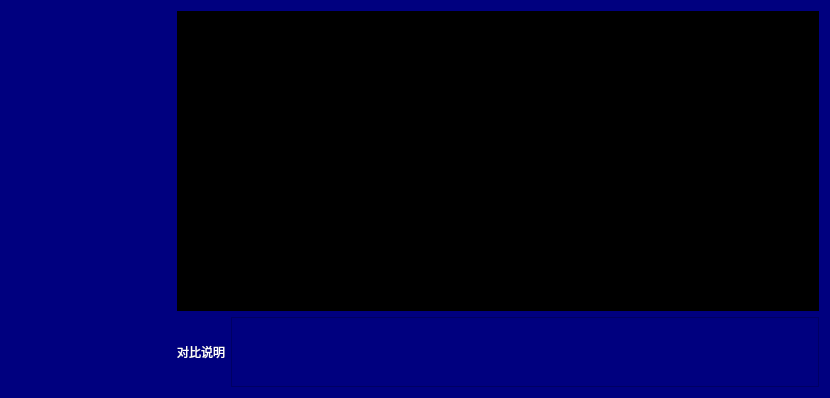
The window that history_page.ui (LiYangDoYourself/keypoints_diff) describes before a commit, drawn with Qt 5.
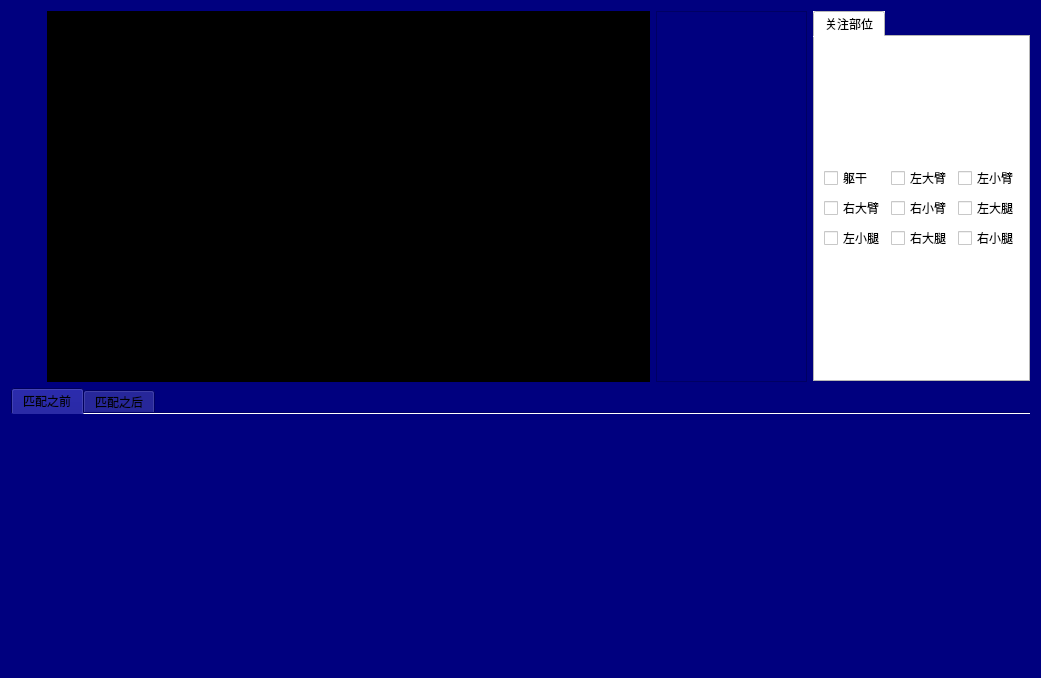
The same window after the commit. Custom widgets are drawn as their Qt base class.

What changed in the file:
```diff
--- a/history_page.ui
+++ b/history_page.ui
@@ -6,8 +6,8 @@
    <rect>
     <x>0</x>
     <y>0</y>
-    <width>830</width>
-    <height>398</height>
+    <width>1041</width>
+    <height>678</height>
    </rect>
   </property>
   <property name="windowTitle">
@@ -18,45 +18,333 @@
 color: rgb(255, 255, 255);
 font: 14pt &quot;Agency FB&quot;;</string>
   </property>
-  <layout class="QHBoxLayout" name="horizontalLayout_3" stretch="1,4">
+  <layout class="QVBoxLayout" name="verticalLayout_7">
    <item>
-    <layout class="QVBoxLayout" name="verticalLayout_3">
+    <layout class="QVBoxLayout" name="verticalLayout_6" stretch="4,3">
      <item>
-      <widget class="QWidget" name="widget_2" native="true"/>
+      <layout class="QHBoxLayout" name="horizontalLayout" stretch="1,20,5,1">
+       <item>
+        <layout class="QVBoxLayout" name="verticalLayout_3">
+         <item>
+          <widget class="QWidget" name="widget_2" native="true"/>
+         </item>
+        </layout>
+       </item>
+       <item>
+        <layout class="QVBoxLayout" name="verticalLayout_2">
+         <item>
+          <widget class="QWidget" name="widget" native="true">
+           <property name="styleSheet">
+            <string notr="true">background-color: rgb(0, 0, 0);</string>
+           </property>
+          </widget>
+         </item>
+        </layout>
+       </item>
+       <item>
+        <layout class="QVBoxLayout" name="verticalLayout_4">
+         <item>
+          <widget class="QTextEdit" name="textEdit"/>
+         </item>
+        </layout>
+       </item>
+       <item>
+        <layout class="QVBoxLayout" name="verticalLayout_5">
+         <item>
+          <widget class="QTabWidget" name="tabWidget_2">
+           <property name="styleSheet">
+            <string notr="true">background-color: rgb(255, 255, 255);
+color: rgb(0, 0, 0);</string>
+           </property>
+           <property name="currentIndex">
+            <number>0</number>
+           </property>
+           <widget class="QWidget" name="tab_3">
+            <attribute name="title">
+             <string>关注部位</string>
+            </attribute>
+            <layout class="QVBoxLayout" name="verticalLayout_10">
+             <item>
+              <layout class="QGridLayout" name="gridLayout_3" rowstretch="0,0,0">
+               <item row="0" column="1">
+                <widget class="QCheckBox" name="checkBox_leftbigarm">
+                 <property name="text">
+                  <string>左大臂</string>
+                 </property>
+                </widget>
+               </item>
+               <item row="0" column="0">
+                <widget class="QCheckBox" name="checkBox_body">
+                 <property name="text">
+                  <string>躯干</string>
+                 </property>
+                </widget>
+               </item>
+               <item row="0" column="2">
+                <widget class="QCheckBox" name="checkBox_leftsmallarm">
+                 <property name="text">
+                  <string>左小臂</string>
+                 </property>
+                </widget>
+               </item>
+               <item row="1" column="0">
+                <widget class="QCheckBox" name="checkBox_rightbigarm">
+                 <property name="text">
+                  <string>右大臂</string>
+                 </property>
+                </widget>
+               </item>
+               <item row="1" column="1">
+                <widget class="QCheckBox" name="checkBox_rightsmallarm">
+                 <property name="text">
+                  <string>右小臂</string>
+                 </property>
+                </widget>
+               </item>
+               <item row="1" column="2">
+                <widget class="QCheckBox" name="checkBox_leftbigleg">
+                 <property name="text">
+                  <string>左大腿</string>
+                 </property>
+                </widget>
+               </item>
+               <item row="2" column="2">
+                <widget class="QCheckBox" name="checkBox_rightsmallleg">
+                 <property name="text">
+                  <string>右小腿</string>
+                 </property>
+                </widget>
+               </item>
+               <item row="2" column="0">
+                <widget class="QCheckBox" name="checkBox_leftsmallleg">
+                 <property name="text">
+                  <string>左小腿</string>
+                 </property>
+                </widget>
+               </item>
+               <item row="2" column="1">
+                <widget class="QCheckBox" name="checkBox_rightbigleg">
+                 <property name="text">
+                  <string>右大腿</string>
+                 </property>
+                </widget>
+               </item>
+              </layout>
+             </item>
+            </layout>
+           </widget>
+          </widget>
+         </item>
+        </layout>
+       </item>
+      </layout>
      </item>
-    </layout>
-   </item>
-   <item>
-    <layout class="QVBoxLayout" name="verticalLayout_4" stretch="15,3">
      <item>
-      <layout class="QVBoxLayout" name="verticalLayout_2">
+      <layout class="QVBoxLayout" name="verticalLayout">
        <item>
-        <widget class="QWidget" name="widget" native="true">
+        <widget class="QTabWidget" name="tabWidget">
+         <property name="autoFillBackground">
+          <bool>false</bool>
+         </property>
          <property name="styleSheet">
-          <string notr="true">background-color: rgb(0, 0, 0);</string>
+          <string notr="true">background-color: rgb(0, 0, 127);
+color: rgb(0, 0, 0);
+
+</string>
          </property>
-        </widget>
-       </item>
-      </layout>
-     </item>
-     <item>
-      <layout class="QHBoxLayout" name="horizontalLayout_2">
-       <item>
-        <widget class="QLabel" name="label_2">
-         <property name="text">
-          <string>对比说明</string>
+         <property name="currentIndex">
+          <number>0</number>
          </property>
+         <property name="documentMode">
+          <bool>true</bool>
+         </property>
+         <property name="tabsClosable">
+          <bool>false</bool>
+         </property>
+         <property name="tabBarAutoHide">
+          <bool>false</bool>
+         </property>
+         <widget class="QWidget" name="tab">
+          <property name="layoutDirection">
+           <enum>Qt::LeftToRight</enum>
+          </property>
+          <property name="styleSheet">
+           <string notr="true">QTabBar::tab {
+    background: lightgray;
+    padding: 10px;
+    border: 1px solid gray;
+    border-bottom: none;
+}
+
+QTabBar::tab:selected {
+    background: white;
+    color: blue;
+    font-weight: bold;
+}
+
+QTabBar::tab:hover {
+    background: #d0d0d0;
+}
+</string>
+          </property>
+          <attribute name="title">
+           <string>匹配之前</string>
+          </attribute>
+          <layout class="QGridLayout" name="gridLayout">
+           <item row="0" column="0">
+            <widget class="lyChartView" name="widget_body" native="true">
+             <property name="enabled">
+              <bool>true</bool>
+             </property>
+             <property name="styleSheet">
+              <string notr="true">background-color: rgb(0, 0, 127);</string>
+             </property>
+            </widget>
+           </item>
+           <item row="0" column="1">
+            <widget class="lyChartView" name="widget_leftbigarm" native="true">
+             <property name="styleSheet">
+              <string notr="true">background-color: rgb(0, 0, 127);</string>
+             </property>
+            </widget>
+           </item>
+           <item row="0" column="2">
+            <widget class="lyChartView" name="widget_leftsmallarm" native="true">
+             <property name="styleSheet">
+              <string notr="true">background-color: rgb(0, 0, 127);</string>
+             </property>
+            </widget>
+           </item>
+           <item row="0" column="3">
+            <widget class="lyChartView" name="widget_rightbigarm" native="true">
+             <property name="styleSheet">
+              <string notr="true">background-color: rgb(0, 0, 127);</string>
+             </property>
+            </widget>
+           </item>
+           <item row="0" column="4">
+            <widget class="lyChartView" name="widget_rightsmallarm" native="true">
+             <property name="styleSheet">
+              <string notr="true">background-color: rgb(0, 0, 127);</string>
+             </property>
+            </widget>
+           </item>
+           <item row="1" column="0">
+            <widget class="lyChartView" name="widget_leftbigleg" native="true">
+             <property name="styleSheet">
+              <string notr="true">background-color: rgb(0, 0, 127);</string>
+             </property>
+            </widget>
+           </item>
+           <item row="1" column="1">
+            <widget class="lyChartView" name="widget_leftsmallleg" native="true">
+             <property name="styleSheet">
+              <string notr="true">background-color: rgb(0, 0, 127);</string>
+             </property>
+            </widget>
+           </item>
+           <item row="1" column="2">
+            <widget class="lyChartView" name="widget_rightbigleg" native="true">
+             <property name="styleSheet">
+              <string notr="true">background-color: rgb(0, 0, 127);</string>
+             </property>
+            </widget>
+           </item>
+           <item row="1" column="3">
+            <widget class="lyChartView" name="widget_rightsmallleg" native="true">
+             <property name="styleSheet">
+              <string notr="true">background-color: rgb(0, 0, 127);</string>
+             </property>
+            </widget>
+           </item>
+          </layout>
+         </widget>
+         <widget class="QWidget" name="tab_2">
+          <attribute name="title">
+           <string>匹配之后</string>
+          </attribute>
+          <layout class="QGridLayout" name="gridLayout_2">
+           <item row="0" column="0">
+            <widget class="lyChartView" name="widget_body1" native="true">
+             <property name="styleSheet">
+              <string notr="true">background-color: rgb(0, 0, 127);</string>
+             </property>
+            </widget>
+           </item>
+           <item row="0" column="1">
+            <widget class="lyChartView" name="widget_leftbigarm1" native="true">
+             <property name="styleSheet">
+              <string notr="true">background-color: rgb(0, 0, 127);</string>
+             </property>
+            </widget>
+           </item>
+           <item row="0" column="2">
+            <widget class="lyChartView" name="widget_leftsmallarm1" native="true">
+             <property name="styleSheet">
+              <string notr="true">background-color: rgb(0, 0, 127);</string>
+             </property>
+            </widget>
+           </item>
+           <item row="0" column="3">
+            <widget class="lyChartView" name="widget_rightbigarm1" native="true">
+             <property name="styleSheet">
+              <string notr="true">background-color: rgb(0, 0, 127);</string>
+             </property>
+            </widget>
+           </item>
+           <item row="0" column="4">
+            <widget class="lyChartView" name="widget_rightsmallarm1" native="true">
+             <property name="styleSheet">
+              <string notr="true">background-color: rgb(0, 0, 127);</string>
+             </property>
+            </widget>
+           </item>
+           <item row="1" column="0">
+            <widget class="lyChartView" name="widget_leftbigleg1" native="true">
+             <property name="styleSheet">
+              <string notr="true">background-color: rgb(0, 0, 127);</string>
+             </property>
+            </widget>
+           </item>
+           <item row="1" column="1">
+            <widget class="lyChartView" name="widget_leftsmallleg1" native="true">
+             <property name="styleSheet">
+              <string notr="true">background-color: rgb(0, 0, 127);</string>
+             </property>
+            </widget>
+           </item>
+           <item row="1" column="2">
+            <widget class="lyChartView" name="widget_rightbigleg1" native="true">
+             <property name="styleSheet">
+              <string notr="true">background-color: rgb(0, 0, 127);</string>
+             </property>
+            </widget>
+           </item>
+           <item row="1" column="3">
+            <widget class="lyChartView" name="widget_rightsmallleg1" native="true">
+             <property name="styleSheet">
+              <string notr="true">background-color: rgb(0, 0, 127);</string>
+             </property>
+            </widget>
+           </item>
+          </layout>
+         </widget>
         </widget>
        </item>
-       <item>
-        <widget class="QTextEdit" name="textEdit"/>
-       </item>
       </layout>
      </item>
     </layout>
    </item>
   </layout>
  </widget>
+ <customwidgets>
+  <customwidget>
+   <class>lyChartView</class>
+   <extends>QWidget</extends>
+   <header>lyChartView.h</header>
+   <container>1</container>
+  </customwidget>
+ </customwidgets>
  <resources/>
  <connections/>
 </ui>
```
